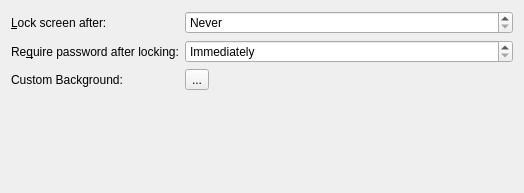
KDE/kscreenlocker, file kcm/kcm.ui: the form before one commit.
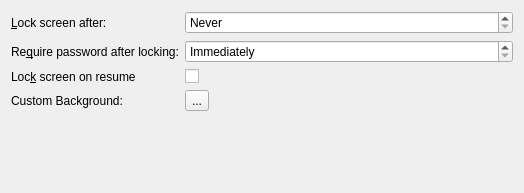
The form after the commit. Custom widgets are drawn as their Qt base class.

Commit message: [ksld] Add config option to lock screen on resume

Patch:
```diff
--- a/kcm/kcm.ui
+++ b/kcm/kcm.ui
@@ -75,27 +75,50 @@
      </property>
     </widget>
    </item>
-   <item row="4" column="0">
+   <item row="5" column="0">
     <widget class="QLabel" name="label_3">
      <property name="text">
       <string/>
      </property>
     </widget>
    </item>
-   <item row="2" column="0">
+   <item row="3" column="0">
     <widget class="QLabel" name="label_4">
      <property name="text">
       <string>Custom Background:</string>
      </property>
     </widget>
    </item>
-   <item row="2" column="1">
+   <item row="3" column="1">
     <widget class="SelectImageButton" name="kcfg_ThemeBackground">
      <property name="text">
       <string>...</string>
      </property>
     </widget>
    </item>
+   <item row="2" column="1">
+    <widget class="QCheckBox" name="kcfg_LockOnResume">
+     <property name="toolTip">
+      <string>Lock screen when waking up from suspension</string>
+     </property>
+     <property name="text">
+      <string/>
+     </property>
+    </widget>
+   </item>
+   <item row="2" column="0">
+    <widget class="QLabel" name="label_5">
+     <property name="toolTip">
+      <string>Lock screen when waking up from suspension</string>
+     </property>
+     <property name="text">
+      <string>Loc&amp;k screen on resume</string>
+     </property>
+     <property name="buddy">
+      <cstring>kcfg_LockOnResume</cstring>
+     </property>
+    </widget>
+   </item>
   </layout>
  </widget>
  <customwidgets>
```
Left out of the diff: 6 changed lines with no effect on the pictures. The commit also changes 5 other files.
